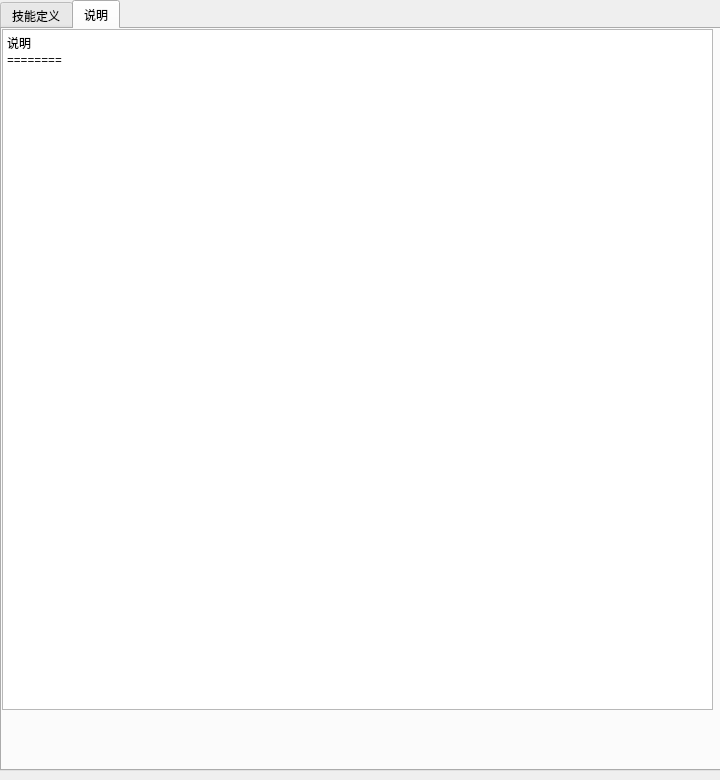
This is data/change_action.ui in gaofrank1986/gmi15 as Qt 5 draws it before an edit. The edited form follows.
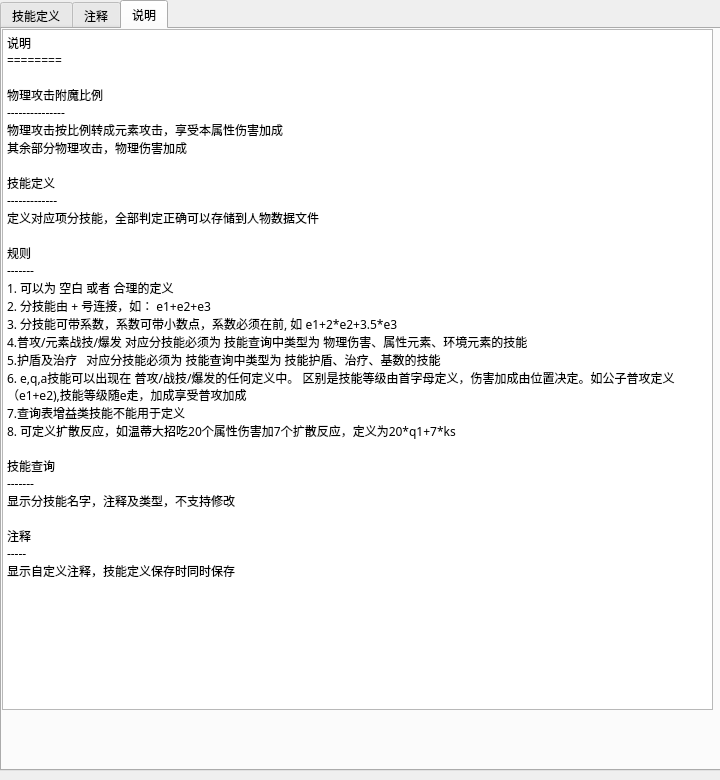
This is the edited form. The open tabs and pages were chosen to show the change.

Diff of the .ui file:
```diff
--- a/data/change_action.ui
+++ b/data/change_action.ui
@@ -389,6 +389,24 @@
      </property>
     </widget>
    </widget>
+   <widget class="QWidget" name="tab_3">
+    <attribute name="title">
+     <string>注释</string>
+    </attribute>
+    <widget class="QPlainTextEdit" name="pte_cmts">
+     <property name="geometry">
+      <rect>
+       <x>20</x>
+       <y>30</y>
+       <width>671</width>
+       <height>661</height>
+      </rect>
+     </property>
+     <property name="plainText">
+      <string>自定义注释，技能定义保存时同时保存</string>
+     </property>
+    </widget>
+   </widget>
    <widget class="QWidget" name="tab_2">
     <attribute name="title">
      <string>说明</string>
@@ -404,7 +422,35 @@
      </property>
      <property name="plainText">
       <string>说明
-========</string>
+========
+
+物理攻击附魔比例
+---------------
+物理攻击按比例转成元素攻击，享受本属性伤害加成
+其余部分物理攻击，物理伤害加成
+
+技能定义
+-------------
+定义对应项分技能，全部判定正确可以存储到人物数据文件
+
+规则
+-------
+1. 可以为 空白 或者 合理的定义
+2. 分技能由 + 号连接，如： e1+e2+e3
+3. 分技能可带系数，系数可带小数点，系数必须在前, 如 e1+2*e2+3.5*e3
+4.普攻/元素战技/爆发 对应分技能必须为 技能查询中类型为 物理伤害、属性元素、环境元素的技能
+5.护盾及治疗   对应分技能必须为 技能查询中类型为 技能护盾、治疗、基数的技能
+6. e,q,a技能可以出现在 普攻/战技/爆发的任何定义中。 区别是技能等级由首字母定义，伤害加成由位置决定。如公子普攻定义（e1+e2),技能等级随e走，加成享受普攻加成
+7.查询表增益类技能不能用于定义
+8. 可定义扩散反应，如温蒂大招吃20个属性伤害加7个扩散反应，定义为20*q1+7*ks
+
+技能查询
+-------
+显示分技能名字，注释及类型，不支持修改
+
+注释
+-----
+显示自定义注释，技能定义保存时同时保存</string>
      </property>
     </widget>
    </widget>
```
